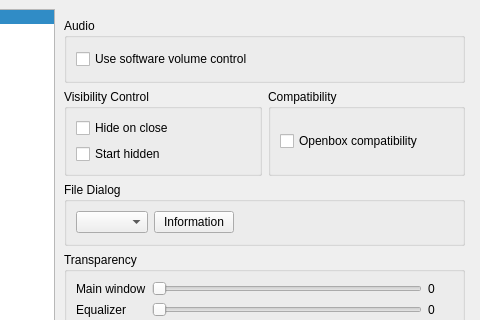
Before: the Qt Designer form src/ui/forms/configdialog.ui in ksv1986/qmmp-staging, drawn with Qt 5; both pictures show x 121 to 601 and y 0 to 320 of the 601 by 402 pixel window.
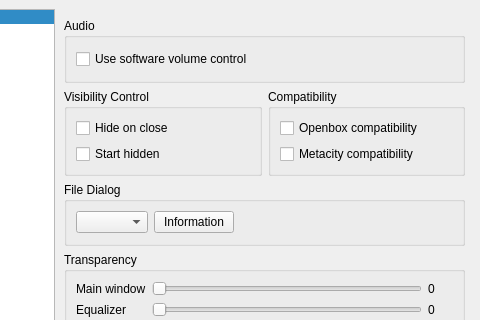
After: the same form once the commit is applied. The open tabs and pages were chosen to show the change. Icons and pictures are not drawn.

Commit message: added metacity compatibilty

The edit to the form file:
```diff
--- a/src/ui/forms/configdialog.ui
+++ b/src/ui/forms/configdialog.ui
@@ -697,6 +697,13 @@
               </property>
              </widget>
             </item>
+            <item>
+             <widget class="QCheckBox" name="metacityCheckBox">
+              <property name="text">
+               <string>Metacity compatibility</string>
+              </property>
+             </widget>
+            </item>
            </layout>
           </widget>
          </item>
```
The commit also changes 15 other files.
